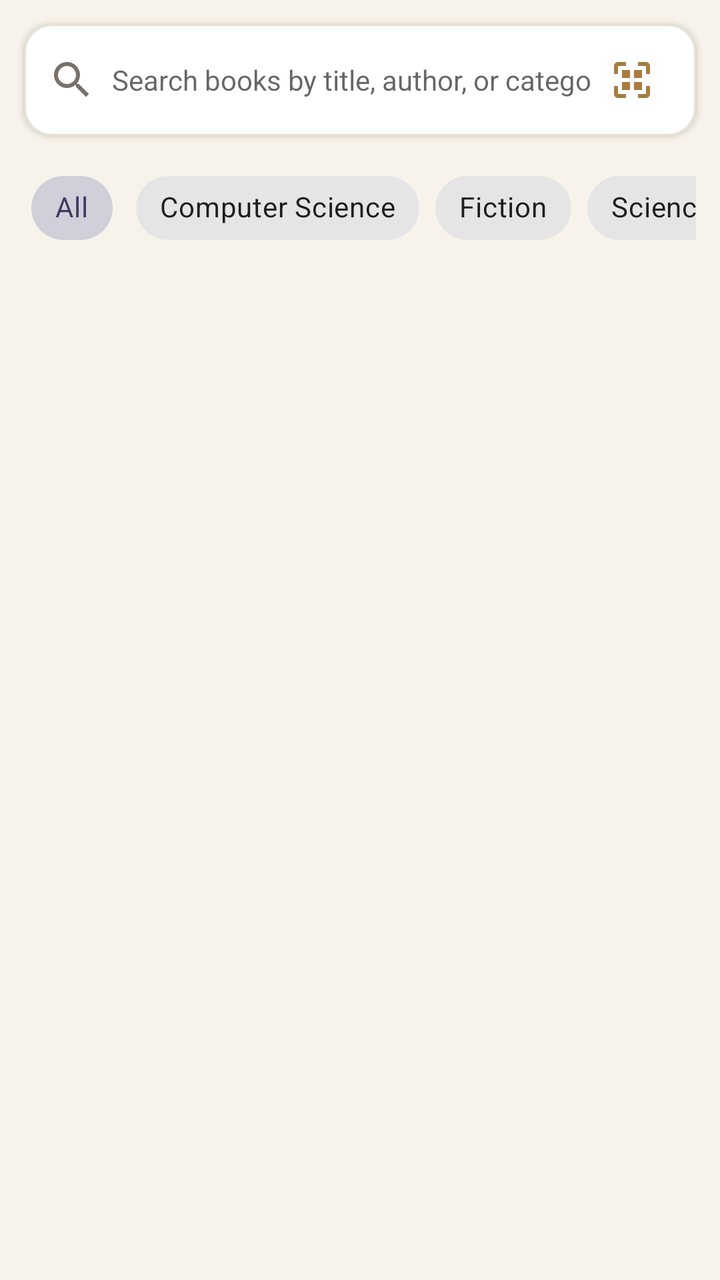
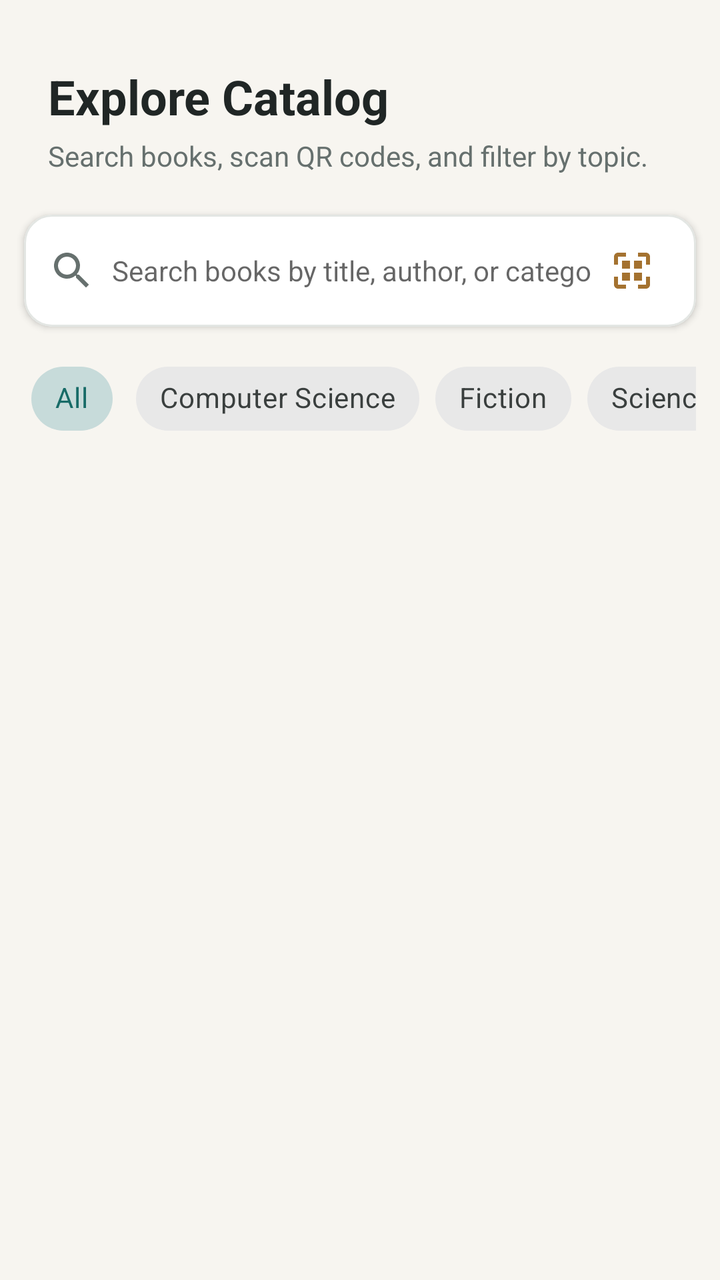

Compare the two renders of this Android layout. The source of the first and the diff that turns it into the second are given below.
<!-- AndroidManifest.xml: application theme Theme.SmartLibrary -->
<!-- res/layout/fragment_book_list.xml -->
<?xml version="1.0" encoding="utf-8"?>
<LinearLayout xmlns:android="http://schemas.android.com/apk/res/android"
    xmlns:app="http://schemas.android.com/apk/res-auto"
    android:layout_width="match_parent"
    android:layout_height="match_parent"
    android:orientation="vertical"
    android:background="@color/background">

    
    <com.google.android.material.card.MaterialCardView
        android:layout_width="match_parent"
        android:layout_height="wrap_content"
        android:layout_margin="12dp"
        app:cardCornerRadius="14dp"
        app:cardElevation="2dp"
        app:strokeColor="@color/divider"
        app:strokeWidth="1dp">

        <LinearLayout
            android:layout_width="match_parent"
            android:layout_height="wrap_content"
            android:gravity="center_vertical"
            android:orientation="horizontal"
            android:paddingHorizontal="12dp"
            android:paddingVertical="4dp">

            <ImageView
                android:layout_width="24dp"
                android:layout_height="24dp"
                android:src="@drawable/ic_search"
                app:tint="@color/text_secondary" />

            <EditText
                android:id="@+id/etSearch"
                android:layout_width="0dp"
                android:layout_height="48dp"
                android:layout_weight="1"
                android:layout_marginStart="8dp"
                android:background="@null"
                android:hint="@string/search_hint"
                android:imeOptions="actionSearch"
                android:inputType="text"
                android:maxLines="1"
                android:textColor="@color/text_primary"
                android:textSize="14sp" />

            
            <ImageButton
                android:id="@+id/btnScanQR"
                android:layout_width="40dp"
                android:layout_height="40dp"
                android:background="?attr/selectableItemBackgroundBorderless"
                android:contentDescription="Scan Book QR Code"
                android:padding="8dp"
                android:scaleType="fitCenter"
                android:src="@drawable/ic_qr_scan"
                app:tint="@color/accent_dark" />

        </LinearLayout>

    </com.google.android.material.card.MaterialCardView>

    
    <HorizontalScrollView
        android:layout_width="match_parent"
        android:layout_height="wrap_content"
        android:scrollbars="none"
        android:paddingHorizontal="12dp">

        <com.google.android.material.chip.ChipGroup
            android:id="@+id/chipGroupCategory"
            android:layout_width="wrap_content"
            android:layout_height="wrap_content"
            app:singleSelection="true"
            app:selectionRequired="true">

            <com.google.android.material.chip.Chip
                android:id="@+id/chipAll"
                style="@style/Widget.MaterialComponents.Chip.Choice"
                android:layout_width="wrap_content"
                android:layout_height="wrap_content"
                android:checked="true"
                android:text="@string/category_all" />

            <com.google.android.material.chip.Chip
                android:id="@+id/chipCS"
                style="@style/Widget.MaterialComponents.Chip.Choice"
                android:layout_width="wrap_content"
                android:layout_height="wrap_content"
                android:text="@string/category_cs" />

            <com.google.android.material.chip.Chip
                android:id="@+id/chipFiction"
                style="@style/Widget.MaterialComponents.Chip.Choice"
                android:layout_width="wrap_content"
                android:layout_height="wrap_content"
                android:text="@string/category_fiction" />

            <com.google.android.material.chip.Chip
                android:id="@+id/chipScience"
                style="@style/Widget.MaterialComponents.Chip.Choice"
                android:layout_width="wrap_content"
                android:layout_height="wrap_content"
                android:text="@string/category_science" />

            <com.google.android.material.chip.Chip
                android:id="@+id/chipBusiness"
                style="@style/Widget.MaterialComponents.Chip.Choice"
                android:layout_width="wrap_content"
                android:layout_height="wrap_content"
                android:text="@string/category_business" />

        </com.google.android.material.chip.ChipGroup>

    </HorizontalScrollView>

    
    <androidx.recyclerview.widget.RecyclerView
        android:id="@+id/rvBooks"
        android:layout_width="match_parent"
        android:layout_height="0dp"
        android:layout_weight="1"
        android:layout_marginTop="8dp"
        android:clipToPadding="false"
        android:paddingBottom="16dp" />

    
    <TextView
        android:id="@+id/tvEmptyBooks"
        android:layout_width="wrap_content"
        android:layout_height="wrap_content"
        android:layout_gravity="center"
        android:layout_margin="32dp"
        android:text="No books found matching your query."
        android:textColor="@color/text_muted"
        android:textSize="15sp"
        android:visibility="gone" />

</LinearLayout>
<!-- resources referenced by this layout -->
<resources>
  <color name="accent_dark">#A67C3F</color>
  <color name="background">#F7F3EA</color>
  <color name="divider">#E7E0D4</color>
  <color name="text_muted">#A39E96</color>
  <color name="text_primary">#24221F</color>
  <color name="text_secondary">#77716A</color>
  <string name="category_all">All</string>
  <style name="Base.Theme.SmartLibrary" parent="Theme.MaterialComponents.DayNight.NoActionBar">
          
          <item name="colorPrimary">@color/primary</item>
          <item name="colorPrimaryVariant">@color/primary_dark</item>
          <item name="colorOnPrimary">@color/white</item>
          
          <item name="colorSecondary">@color/accent</item>
          <item name="colorSecondaryVariant">@color/accent_dark</item>
          <item name="colorOnSecondary">@color/white</item>
          
          <item name="android:statusBarColor">@color/background</item>
          <item name="android:windowLightStatusBar">true</item>
          
          <item name="android:windowBackground">@color/background</item>
      </style>
  <color name="primary">#3F3A63</color>
  <color name="primary_dark">#2B2745</color>
  <color name="white">#FFFFFF</color>
  <color name="accent">#C79A55</color>
  <!-- unchanged entries left out for length: 8 -->
</resources>

<!-- the commit's change to res/layout/fragment_book_list.xml (unified diff, before → after) -->
@@ -5,6 +5,26 @@
     android:layout_height="match_parent"
     android:orientation="vertical"
     android:background="@color/background">
+
+    <TextView
+        android:layout_width="wrap_content"
+        android:layout_height="wrap_content"
+        android:layout_marginHorizontal="24dp"
+        android:layout_marginTop="32dp"
+        android:text="Explore Catalog"
+        android:textColor="@color/text_primary"
+        android:textSize="24sp"
+        android:textStyle="bold" />
+
+    <TextView
+        android:layout_width="wrap_content"
+        android:layout_height="wrap_content"
+        android:layout_marginHorizontal="24dp"
+        android:layout_marginTop="4dp"
+        android:layout_marginBottom="8dp"
+        android:text="Search books, scan QR codes, and filter by topic."
+        android:textColor="@color/text_secondary"
+        android:textSize="14sp" />
 
     
     <com.google.android.material.card.MaterialCardView
<!-- resource entries referenced after the edit -->
@@ -1,11 +1,11 @@
 <!-- resources referenced by this layout -->
 <resources>
-  <color name="accent_dark">#A67C3F</color>
-  <color name="background">#F7F3EA</color>
-  <color name="divider">#E7E0D4</color>
-  <color name="text_muted">#A39E96</color>
-  <color name="text_primary">#24221F</color>
-  <color name="text_secondary">#77716A</color>
+  <color name="accent_dark">#A47230</color>
+  <color name="background">#F7F5F0</color>
+  <color name="divider">#E3E6E3</color>
+  <color name="text_muted">#A2ADAB</color>
+  <color name="text_primary">#202625</color>
+  <color name="text_secondary">#66706E</color>
   <string name="category_all">All</string>
   <style name="Base.Theme.SmartLibrary" parent="Theme.MaterialComponents.DayNight.NoActionBar">
           
@@ -21,11 +21,56 @@
           <item name="android:windowLightStatusBar">true</item>
           
           <item name="android:windowBackground">@color/background</item>
+          <item name="colorSurface">@color/surface</item>
+          <item name="colorOnSurface">@color/text_primary</item>
+          <item name="android:textColorPrimary">@color/text_primary</item>
+          <item name="android:textColorSecondary">@color/text_secondary</item>
+          
+          
+          <item name="shapeAppearanceSmallComponent">@style/ShapeAppearance.SmartLibrary.SmallComponent</item>
+          <item name="shapeAppearanceMediumComponent">@style/ShapeAppearance.SmartLibrary.MediumComponent</item>
+          <item name="shapeAppearanceLargeComponent">@style/ShapeAppearance.SmartLibrary.LargeComponent</item>
+          <item name="materialCardViewStyle">@style/Widget.SmartLibrary.CardView</item>
+          <item name="materialButtonStyle">@style/Widget.SmartLibrary.Button</item>
+          <item name="bottomNavigationStyle">@style/Widget.SmartLibrary.BottomNavigationView</item>
       </style>
-  <color name="primary">#3F3A63</color>
-  <color name="primary_dark">#2B2745</color>
+  <color name="primary">#176B67</color>
+  <color name="primary_dark">#125854</color>
   <color name="white">#FFFFFF</color>
-  <color name="accent">#C79A55</color>
+  <color name="accent">#C58A3A</color>
+  <color name="surface">#FFFFFF</color>
+  <style name="ShapeAppearance.SmartLibrary.SmallComponent" parent="ShapeAppearance.MaterialComponents.SmallComponent">
+          <item name="cornerFamily">rounded</item>
+          <item name="cornerSize">8dp</item>
+      </style>
+  <style name="ShapeAppearance.SmartLibrary.MediumComponent" parent="ShapeAppearance.MaterialComponents.MediumComponent">
+          <item name="cornerFamily">rounded</item>
+          <item name="cornerSize">16dp</item>
+      </style>
+  <style name="ShapeAppearance.SmartLibrary.LargeComponent" parent="ShapeAppearance.MaterialComponents.LargeComponent">
+          <item name="cornerFamily">rounded</item>
+          <item name="cornerSize">24dp</item>
+      </style>
+  <style name="Widget.SmartLibrary.CardView" parent="Widget.MaterialComponents.CardView">
+          <item name="shapeAppearanceOverlay">@style/ShapeAppearance.SmartLibrary.MediumComponent</item>
+          <item name="cardElevation">0dp</item>
+          <item name="strokeWidth">1dp</item>
+          <item name="strokeColor">@color/card_stroke</item>
+          <item name="cardBackgroundColor">@color/surface</item>
+      </style>
+  <style name="Widget.SmartLibrary.Button" parent="Widget.MaterialComponents.Button">
+          <item name="shapeAppearanceOverlay">@style/ShapeAppearance.SmartLibrary.SmallComponent</item>
+          <item name="android:textAllCaps">false</item>
+          <item name="android:letterSpacing">0.01</item>
+          <item name="android:textSize">16sp</item>
+      </style>
+  <style name="Widget.SmartLibrary.BottomNavigationView" parent="Widget.MaterialComponents.BottomNavigationView">
+          <item name="backgroundTint">@color/surface</item>
+          <item name="itemIconTint">@color/bottom_nav_item_color</item>
+          <item name="itemTextColor">@color/bottom_nav_item_color</item>
+          <item name="elevation">8dp</item>
+      </style>
+  <color name="card_stroke">#E3E6E3</color>
   <!-- unchanged entries left out for length: 8 -->
 </resources>
 
